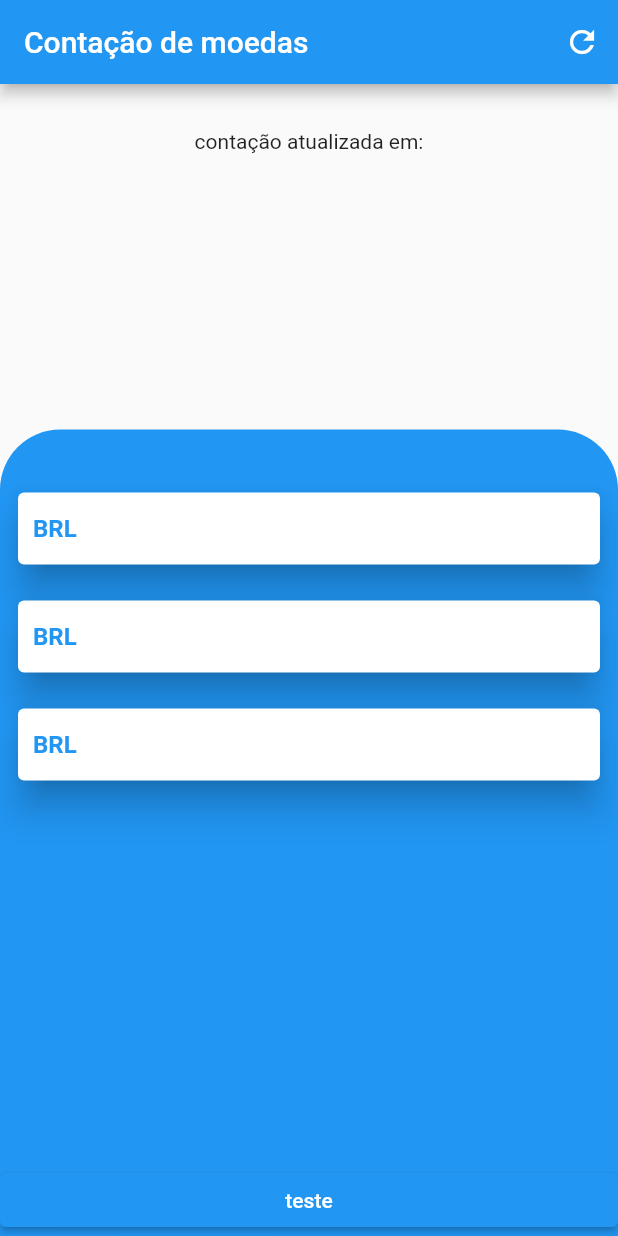
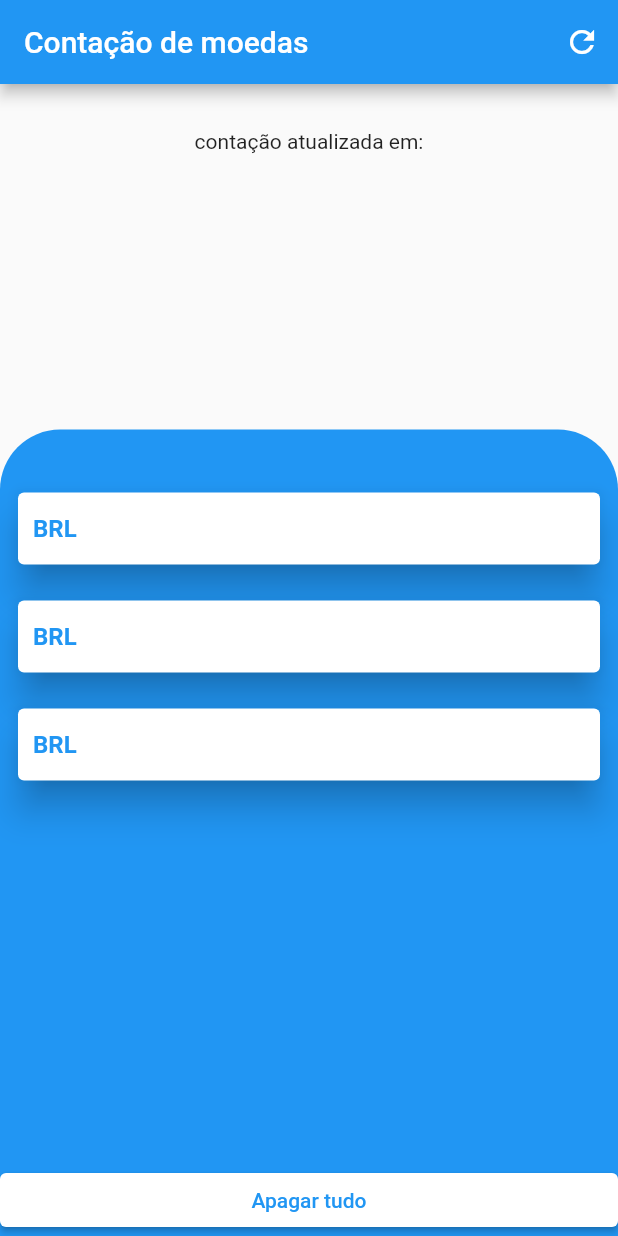
Before and after one commit to OuroborosD/dollar_real_time, a Flutter app: the screen it shows after launch, after a tap on the "refresh" icon, on a phone screen of 412 x 824 dp. Run offline on Flutter 3.47's test engine with Material 2 defaults, Android fonts, the phone set to English and light mode, and no system bars; our stand-ins replace sqflite; accounts and stored records are empty; network calls fail.

Commit message:
Db is 100% working. can stora update end delete data

```diff
--- a/lib/App/Controller/request.dart
+++ b/lib/App/Controller/request.dart
@@ -8,6 +8,6 @@ Uri request = Uri.parse("https://api.hgbrasil.com/finance?key=3c137a9a");// tem
 Future<Map> getfinance() async{
     http.Response respose = await http.get(request);
     Map<String,dynamic> body = json.decode(respose.body);
-    print(body['results']['currencies']["USD"]);
-    return body;
+    //print(body['results']['currencies']["USD"]);
+    return body['results']['currencies'];
   }
--- a/lib/App/Models/Money.dart
+++ b/lib/App/Models/Money.dart
@@ -10,7 +10,7 @@ class Money{
     id = map['id'];
     value = map['value'];
     name = map['name'];
-    date = map['date'];
+    date = DateTime.parse(map['date']);
     sigla = map['sigla'];
   }
 
@@ -30,6 +30,6 @@ class Money{
 
     @override
  String toString(){// override, para mostrar otodos os dados de forma fácil
-  return 'id: $id, tarefa: $sigla, data: $value';
+  return 'id: $id, Sigla: $sigla, price: $value ,data: $date';
  }
 }
--- a/lib/App/Views/homepage.dart
+++ b/lib/App/Views/homepage.dart
@@ -12,7 +12,8 @@ class HomePage extends StatefulWidget {
 }
 
 class _HomeState extends State<HomePage> {
-  db_request teste = db_request();
+  db_request data_controller = db_request();
+
   @override
   Widget build(BuildContext context) {
     return SafeArea(
@@ -20,9 +21,12 @@ class _HomeState extends State<HomePage> {
         appBar: AppBar(
           title: Text('Contação de moedas'),
           actions: [
-            IconButton(onPressed: () {
-                          teste.putData();
-          }, icon: Icon(Icons.refresh))],
+            IconButton(
+                onPressed: () {
+                  data_controller.putData();
+                },
+                icon: Icon(Icons.refresh))
+          ],
         ),
         body: Column(
           mainAxisAlignment: MainAxisAlignment.spaceBetween,
@@ -42,18 +46,19 @@ class _HomeState extends State<HomePage> {
               child: Container(
                 padding: EdgeInsets.only(top: 30.00),
                 decoration: BoxDecoration(
-                  color: Colors.blue,
-                  borderRadius: BorderRadius.only(topRight: Radius.circular(40), topLeft: Radius.circular(40))
-                  ),
+                    color: Colors.blue,
+                    borderRadius: BorderRadius.only(
+                        topRight: Radius.circular(40),
+                        topLeft: Radius.circular(40))),
                 child: Column(
                   mainAxisSize: MainAxisSize.max,
                   mainAxisAlignment: MainAxisAlignment.spaceBetween,
                   children: [
                     Flexible(
-                      child:ListView(// ====== aqui
+                      child: ListView(
+                        // ====== aqui
                         shrinkWrap: true,
                         children: [
-
                           Card_Moeda(),
                           Card_Moeda(),
                           Card_Moeda(),
@@ -63,7 +68,21 @@ class _HomeState extends State<HomePage> {
                     Container(
                         width: double.infinity,
                         child: ElevatedButton(
-                            onPressed: () {}, child: Text('teste')))
+                          onPressed: () {
+                            data_controller.aux_db.deleteAll().then((value) {
+                              data_controller.aux_db.getAll().then((list) {
+                                data_controller.aux_db.getSize().then((count){
+                                  print("$list tipo ${list.isEmpty} -- tamanho: $count");
+                                });
+
+                              });
+                            });
+                          },
+                          style:
+                              ElevatedButton.styleFrom(primary: Colors.white),
+                          child: Text('Apagar tudo',
+                              style: TextStyle(color: Colors.blue)),
+                        ))
                   ],
                 ),
               ),
```
Also changed, not shown: lib/App/Controller/db.dart (+20 -19 lines), lib/App/Controller/db_request.dart (+51 -22 lines), 1 other file.
